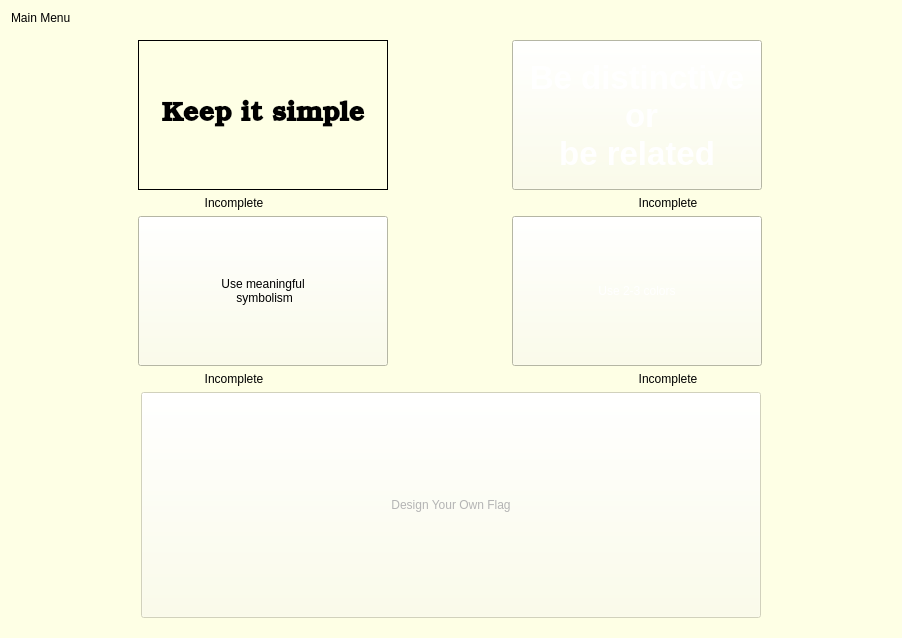
This is mainmenu.ui in zxjorge/EDApp as Qt 5 draws it before an edit. The edited form follows.
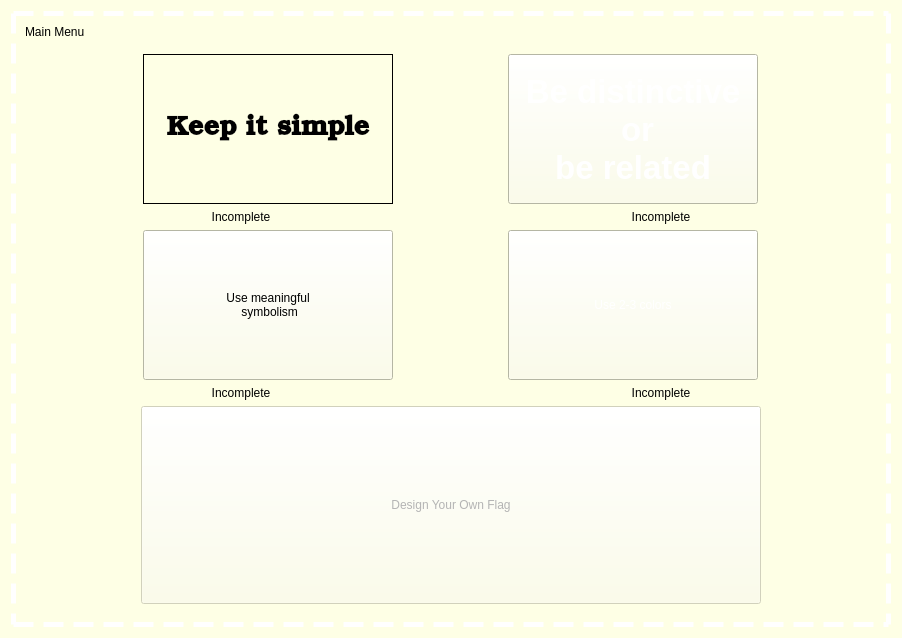
This is the edited form. Icons and pictures are not drawn.

Commit message: revamped main menu ui

Patch:
```diff
--- a/mainmenu.ui
+++ b/mainmenu.ui
@@ -29,6 +29,14 @@
   </property>
   <layout class="QVBoxLayout" name="verticalLayout_3">
    <item>
+    <widget class="QFrame" name="verticalFrame">
+     <property name="styleSheet">
+      <string notr="true">QFrame#verticalFrame {
+	border: 5px dashed white;
+}</string>
+     </property>
+     <layout class="QVBoxLayout" name="verticalLayout">
+      <item>
     <widget class="QLabel" name="label">
      <property name="styleSheet">
       <string notr="true">font: 600 30pt &quot;Bookman Old Style&quot;;
@@ -327,6 +335,9 @@
          </widget>
         </item>
        </layout>
+         </item>
+        </layout>
+       </widget>
       </item>
      </layout>
     </widget>
```
Lines whose indentation alone changed are shown as unchanged.
